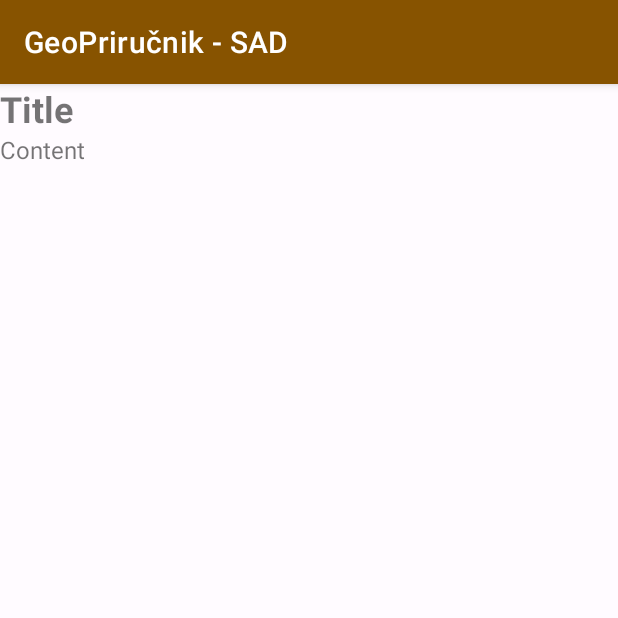
After one commit to TanjaDobrovoljski/UsaNotebook, an Android app: the fragment SpecificNewsFragment placed in its activity, on a phone screen of 412 x 824 dp, the top half of it. The commit adds this screen. Run offline under Robolectric (Android 15) with nearby library versions, the phone set to English and light mode, and no system bars; our stand-ins replace Picasso; pictures from the network do not load; 4 statements that could not run were skipped.

Commit message:
specific news view added..

```diff
--- a/app/src/main/java/com/example/usanotebook/RecyclerView/CityActivity.java
+++ b/app/src/main/java/com/example/usanotebook/RecyclerView/CityActivity.java
@@ -1,5 +1,6 @@
 package com.example.usanotebook.RecyclerView;
 
+import androidx.annotation.NonNull;
 import androidx.appcompat.app.ActionBar;
 import androidx.appcompat.app.AppCompatActivity;
 import androidx.recyclerview.widget.LinearLayoutManager;
@@ -7,10 +8,12 @@ import androidx.recyclerview.widget.RecyclerView;
 
 import android.os.Bundle;
 import android.view.Menu;
+import android.view.MenuItem;
 import android.widget.Toast;
 import  com.example.usanotebook.RecyclerView.MyRecyclerAdapter;
 
 import com.example.usanotebook.R;
+import com.example.usanotebook.WelcomeActivity;
 
 import java.util.ArrayList;
 import java.util.List;
@@ -27,6 +30,7 @@ public class CityActivity extends AppCompatActivity {
     protected void onCreate(Bundle savedInstanceState) {
         super.onCreate(savedInstanceState);
         setContentView(R.layout.activity_city);
+
 
         getSupportActionBar().setDisplayHomeAsUpEnabled(true);
 
@@ -57,5 +61,4 @@ public class CityActivity extends AppCompatActivity {
         recyclerView.setAdapter(mAdapter);
     }
 
-
 }
--- /dev/null
+++ b/app/src/main/java/com/example/usanotebook/SpecificNewsFragment.java
@@ -0,0 +1,46 @@
+package com.example.usanotebook;
+
+import android.os.Bundle;
+
+import androidx.fragment.app.Fragment;
+
+import android.support.annotation.NonNull;
+import android.support.annotation.Nullable;
+import android.view.LayoutInflater;
+import android.view.View;
+import android.view.ViewGroup;
+import android.widget.ImageView;
+import android.widget.TextView;
+
+import com.squareup.picasso.Picasso;
+
+public class SpecificNewsFragment extends Fragment {
+
+        public SpecificNewsFragment() {
+            // Required empty public constructor
+        }
+
+        @Override
+        public View onCreateView(LayoutInflater inflater, ViewGroup container,
+                                 Bundle savedInstanceState) {
+            View rootView = inflater.inflate(R.layout.fragment_specific_news, container, false);
+
+            // Get the NewsArticle object passed as an argument
+            Bundle bundle = getArguments();
+            NewsArticle newsArticle = bundle.getParcelable("newsArticle");
+
+            // Update the UI with the NewsArticle data
+            TextView titleTextView = rootView.findViewById(R.id.news_title);
+            titleTextView.setText(newsArticle.getTitle());
+
+
+            TextView descriptionTextView = rootView.findViewById(R.id.news_content);
+            descriptionTextView.setText(newsArticle.getDescription());
+
+            ImageView imageView = rootView.findViewById(R.id.news_image);
+            Picasso.get().load(newsArticle.getImageUrl()).into(imageView);
+
+
+            return rootView;
+        }
+    }
--- a/app/src/main/java/com/example/usanotebook/WelcomeActivity.java
+++ b/app/src/main/java/com/example/usanotebook/WelcomeActivity.java
@@ -39,10 +39,10 @@ public class WelcomeActivity extends AppCompatActivity implements View.OnClickLi
         setContentView(R.layout.activity_welcome);
 
         ImageView image=(ImageView)findViewById(R.id.imageView);
-        int imageResource=getResources().getIdentifier("drawable/saudi_background",null,this.getPackageName());
+        int imageResource=getResources().getIdentifier("drawable/background",null,this.getPackageName());
         image.setImageResource(imageResource);
         ImageView image2=(ImageView)findViewById(R.id.imageView2);
-        int imageResource2=getResources().getIdentifier("@drawable/saudi_background",null,this.getPackageName());
+        int imageResource2=getResources().getIdentifier("@drawable/background2",null,this.getPackageName());
         image2.setImageResource(imageResource2);
 
         findViewById(R.id.buttonCities).setOnClickListener(this);
--- /dev/null
+++ b/app/src/main/res/layout/fragment_specific_news.xml
@@ -0,0 +1,30 @@
+<?xml version="1.0" encoding="utf-8"?>
+<LinearLayout xmlns:android="http://schemas.android.com/apk/res/android"
+    android:layout_width="match_parent"
+    android:layout_height="match_parent"
+    android:orientation="vertical">
+
+
+        <TextView
+            android:id="@+id/news_title"
+            android:layout_width="match_parent"
+            android:layout_height="wrap_content"
+            android:textSize="24sp"
+            android:textStyle="bold"
+            android:text="Title" />
+
+        <ImageView
+            android:id="@+id/news_image"
+            android:layout_width="match_parent"
+            android:layout_height="wrap_content"
+            android:adjustViewBounds="true"
+            android:scaleType="centerCrop" />
+
+        <TextView
+            android:id="@+id/news_content"
+            android:layout_width="match_parent"
+            android:layout_height="match_parent"
+            android:textSize="16sp"
+            android:text="Content" />
+
+</LinearLayout>
--- a/app/src/main/res/values/strings.xml
+++ b/app/src/main/res/values/strings.xml
@@ -1,5 +1,7 @@
 <resources>
     <string name="app_name">GeoPriručnik - SAD</string>
+    <!-- TODO: Remove or change this placeholder text -->
+    <string name="hello_blank_fragment">Hello blank fragment</string>
 
 
 </resources>
--- a/settings.gradle
+++ b/settings.gradle
@@ -12,5 +12,5 @@ dependencyResolutionManagement {
         mavenCentral()
     }
 }
-rootProject.name = "UsaNotebook"
+rootProject.name = "SpainNotebook"
 include ':app'
```
Also changed, not shown: app/src/main/java/com/example/usanotebook/NewsActivity.java (+19 -2 lines), app/src/main/java/com/example/usanotebook/NewsAdapter.java (+34 -6 lines), app/src/main/java/com/example/usanotebook/NewsArticle.java (+44 -1 lines), app/src/main/java/com/example/usanotebook/NewsFragment.java (+36 -11 lines), app/src/main/res/drawable/background.jpg, app/src/main/res/drawable/background2.jpg, app/src/main/res/drawable/saudi_background.jpg (deleted).
